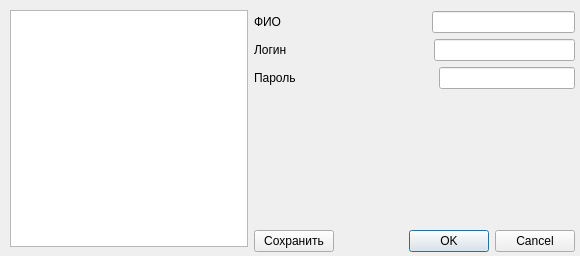
Old version of the form users.ui in the repository nio-kun/timetable.
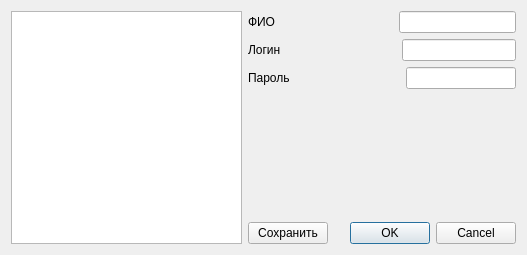
New version of the form.

The edit to the form file:
```diff
--- a/users.ui
+++ b/users.ui
@@ -6,32 +6,18 @@
    <rect>
     <x>0</x>
     <y>0</y>
-    <width>580</width>
-    <height>256</height>
+    <width>527</width>
+    <height>255</height>
    </rect>
   </property>
   <property name="windowTitle">
    <string>Dialog</string>
   </property>
-  <widget class="QListView" name="listView">
-   <property name="geometry">
-    <rect>
-     <x>10</x>
-     <y>10</y>
-     <width>238</width>
-     <height>237</height>
-    </rect>
-   </property>
-  </widget>
-  <widget class="QWidget" name="layoutWidget">
-   <property name="geometry">
-    <rect>
-     <x>254</x>
-     <y>11</y>
-     <width>321</width>
-     <height>241</height>
-    </rect>
-   </property>
+  <layout class="QGridLayout" name="gridLayout">
+   <item row="0" column="0">
+    <widget class="QListView" name="listView"/>
+   </item>
+   <item row="0" column="1">
    <layout class="QVBoxLayout" name="verticalLayout">
     <item>
      <layout class="QHBoxLayout" name="horizontalLayout_4">
@@ -166,7 +152,8 @@
      </layout>
     </item>
    </layout>
-  </widget>
+   </item>
+  </layout>
  </widget>
  <resources/>
  <connections/>
```
Left out of the diff: 2 changed lines with no effect on the pictures. Lines whose indentation alone changed are shown as unchanged.
